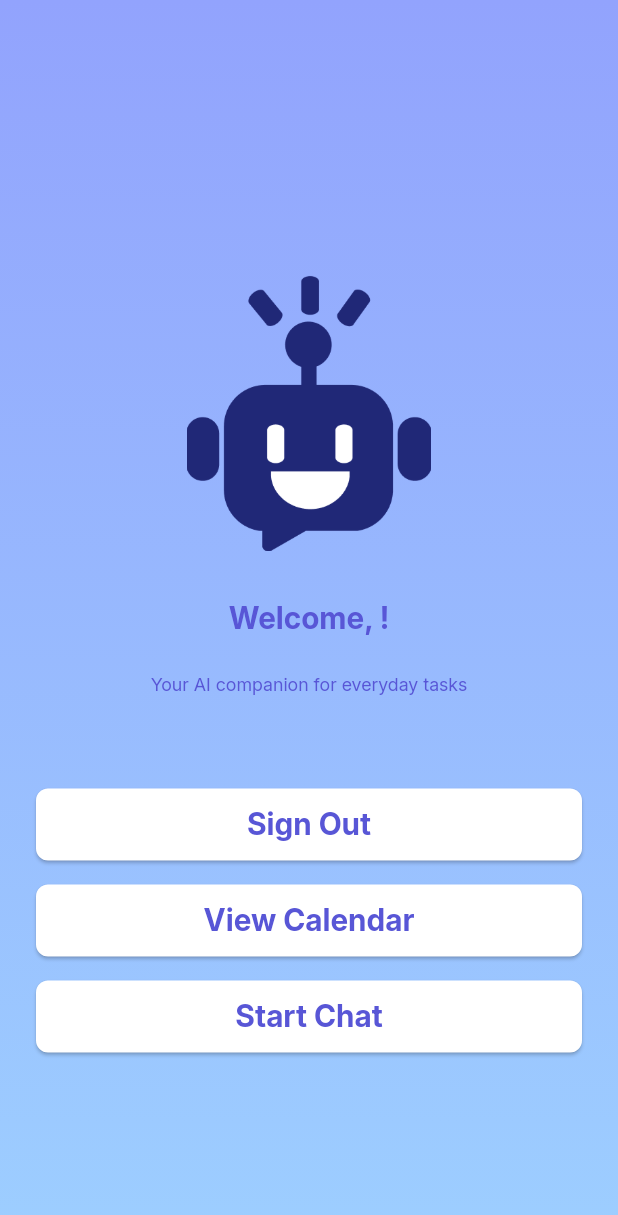
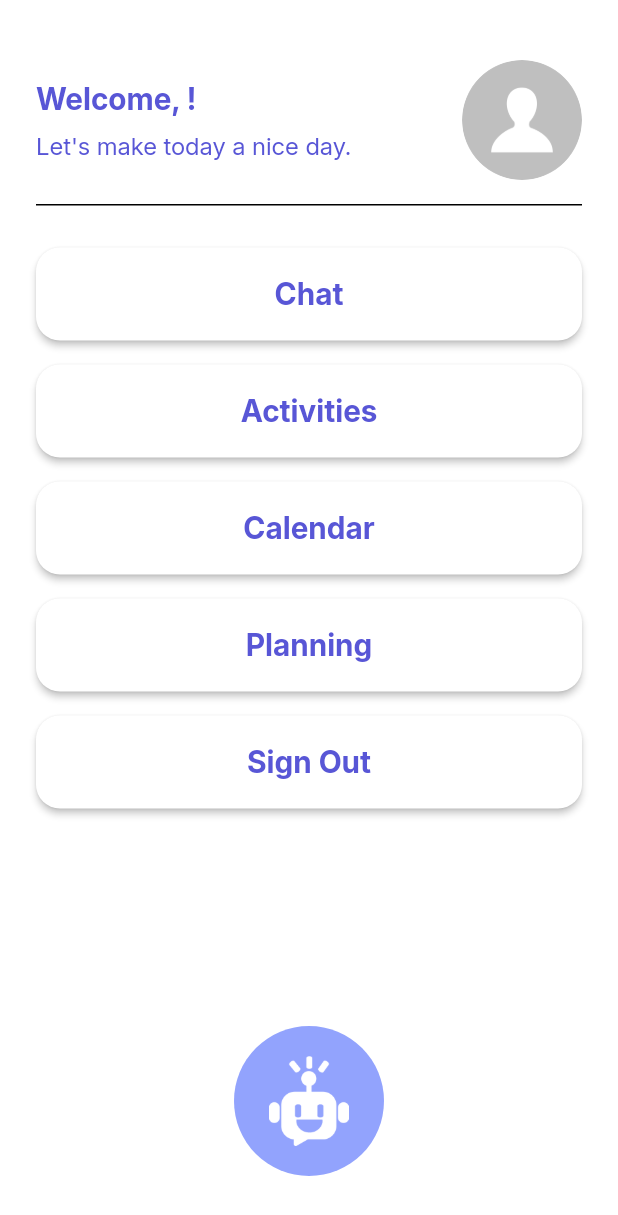
Before and after one commit to pigpig1524/personal-assistant, a Flutter app: the OnboardingScreen screen opened directly, on a phone screen of 412 x 824 dp. Shown: the top 1215 px of the screen. Run offline on Flutter 3.47's test engine with Material 3 defaults, Android fonts, the phone set to English and light mode, and no system bars; our stand-ins replace cloud_firestore, firebase_auth, firebase_core, google_sign_in, logger, shared_preferences and 2 more; accounts and stored records are empty.

Commit message:
Onboarding Foundation

```diff
--- a/lotus/lib/constants.dart
+++ b/lotus/lib/constants.dart
@@ -68,8 +68,8 @@ const onboardingheading = TextStyle(
 );
 const onboardingbody = TextStyle(
   fontFamily: 'Inter',
-  fontSize: 12,
-  fontWeight: FontWeight.w400,
+  fontSize: 16,
+  fontWeight: FontWeight.w600,
   color: Color(0xFF5856D6),
   height: 1.5,
   letterSpacing: 0,
--- a/lotus/lib/screens/onboarding.dart
+++ b/lotus/lib/screens/onboarding.dart
@@ -17,50 +17,14 @@ class OnboardingScreen extends StatefulWidget {
   State<OnboardingScreen> createState() => _OnboardingScreenState();
 }
 
-class CustomButton extends StatelessWidget {
-  const CustomButton({
-    super.key,
-    this.isTransparent = false,
-    required this.onPressed,
-    required this.child,
-  });
-
-  final bool isTransparent;
-  final VoidCallback onPressed;
-  final Widget child;
-
-  @override
-  Widget build(BuildContext context) {
-    return ElevatedButton(
-      onPressed: onPressed,
-      style: ElevatedButton.styleFrom(
-        backgroundColor: isTransparent ? Colors.transparent : white,
-        shape: RoundedRectangleBorder(
-          borderRadius: BorderRadius.circular(8),
-          side: isTransparent ? const BorderSide(color: Colors.black) : BorderSide.none,
-        ),
-        minimumSize: const Size(364, 48),
-      ),
-      child: child,
-    );
-  }
-}
-
 class _OnboardingScreenState extends State<OnboardingScreen> {
-  static const _buttonSpacing = 16.0;
-  static const _imageHeight = 184.0;
-  static const _imageWidth = 163.0;
-
   Future<void> _signOut() async {
     try {
-      // Sign out from Firebase and Google
       await FirebaseAuth.instance.signOut();
       final googleSignIn = GoogleSignIn();
       if (await googleSignIn.isSignedIn()) {
         await googleSignIn.signOut();
       }
-
-      // Clear access token from SharedPreferences
       final prefs = await SharedPreferences.getInstance();
       await prefs.remove('access_token');
 
@@ -73,16 +37,15 @@ class _OnboardingScreenState extends State<OnboardingScreen> {
     } catch (e) {
       logger.e('Error signing out: $e');
       if (mounted) {
-        ScaffoldMessenger.of(context).showSnackBar(
-          SnackBar(content: Text('Lỗi đăng xuất: $e')),
-        );
+        ScaffoldMessenger.of(
+          context,
+        ).showSnackBar(SnackBar(content: Text('Lỗi đăng xuất: $e')));
       }
     }
   }
 
   Future<void> _navigateToCalendar() async {
     try {
-      // Load access token from SharedPreferences
       final prefs = await SharedPreferences.getInstance();
       final accessToken = prefs.getString('access_token');
 
@@ -94,7 +57,6 @@ class _OnboardingScreenState extends State<OnboardingScreen> {
           ),
         );
       } else {
-        // Try to refresh token if not available
         final googleSignIn = GoogleSignIn(
           scopes: ['email', 'https://www.googleapis.com/auth/calendar.events'],
         );
@@ -121,9 +83,9 @@ class _OnboardingScreenState extends State<OnboardingScreen> {
     } catch (e) {
       logger.e('Lỗi khi truy cập Calendar: $e');
       if (mounted) {
-        ScaffoldMessenger.of(context).showSnackBar(
-          SnackBar(content: Text('Lỗi: $e')),
-        );
+        ScaffoldMessenger.of(
+          context,
+        ).showSnackBar(SnackBar(content: Text('Lỗi: $e')));
       }
     }
   }
@@ -133,60 +95,159 @@ class _OnboardingScreenState extends State<OnboardingScreen> {
     final user = FirebaseAuth.instance.currentUser;
     final displayName = user?.displayName ?? 'User';
 
+    // Define a common button style
+    final ButtonStyle commonButtonStyle = ElevatedButton.styleFrom(
+      shape: RoundedRectangleBorder(borderRadius: BorderRadius.circular(16)),
+      padding: const EdgeInsets.symmetric(vertical: 16, horizontal: 24),
+      backgroundColor: white,
+      foregroundColor: black,
+      elevation: 2,
+    );
+
     return Scaffold(
-      body: Stack(
+      backgroundColor: white,
+      body: Container(
+        padding: const EdgeInsets.symmetric(horizontal: 24, vertical: 40),
+        child: Column(
+          crossAxisAlignment: CrossAxisAlignment.start,
           children: [
-          Container(
-            decoration: const BoxDecoration(
-              gradient: auth1gradient, // Use gradient for consistency with LoginScreen
-            ),
-          ),
-          Align(
-            alignment: const FractionalOffset(0.5, 0.6),
-            child: Column(
-              mainAxisSize: MainAxisSize.min,
+            Column(
+              crossAxisAlignment: CrossAxisAlignment.start,
               children: [
-                Image.asset(
-                  'assets/images/robot2.png',
-                  height: _imageHeight,
-                  width: _imageWidth,
-                  fit: BoxFit.cover,
-                ),
-                const SizedBox(height: 30),
+                Row(
+                  mainAxisAlignment: MainAxisAlignment.spaceBetween,
+                  children: [
+                    // Column for welcome text and subtitle
+                    Column(
+                      crossAxisAlignment: CrossAxisAlignment.start,
+                      children: [
                         Text(
                           'Welcome, $displayName!',
                           style: onboardingheading,
                         ),
+                        const SizedBox(height: 4), // small spacing
+                        Text(
+                          "Let's make today a nice day.",
+                          style: onboardingheading.copyWith(
+                            fontSize: 16,
+                            fontWeight: FontWeight.normal,
+                          ),
+                        ),
+                      ],
+                    ),
+                    ClipRRect(
+                      borderRadius: BorderRadius.circular(50),
+                      child: user?.photoURL != null
+                          ? Image.network(
+                              user!.photoURL!,
+                              height: 80,
+                              width: 80,
+                              fit: BoxFit.cover,
+                            )
+                          : Image.asset(
+                              'assets/images/default_avt.png',
+                              height: 80,
+                              width: 80,
+                              fit: BoxFit.cover,
+                            ),
+                    ),
+                  ],
+                ),
+                const SizedBox(height: 16), // spacing before divider
+                const Divider(color: black, thickness: 1, height: 1),
+              ],
+            ),
             const SizedBox(height: 20),
-                const Text(
-                  'Your AI companion for everyday tasks',
-                  style: onboardingbody,
-                  textAlign: TextAlign.center,
-                ),
-                const SizedBox(height: 60),
-                CustomButton(
-                  onPressed: _signOut,
-                  child: const Text('Sign Out', style: onboardingheading),
-                ),
-                const SizedBox(height: _buttonSpacing),
-                CustomButton(
-                  onPressed: _navigateToCalendar,
-                  child: const Text('View Calendar', style: onboardingheading),
-                ),
-                const SizedBox(height: _buttonSpacing),
-                CustomButton(
+            Expanded(
+              child: ListView(
+                padding: const EdgeInsets.symmetric(vertical: 8),
+                children: [
+                  ElevatedButton(
+                    style: commonButtonStyle,
                     onPressed: () {
                       Navigator.pushReplacement(
                         context,
                         MaterialPageRoute(builder: (_) => const ChatScreen()),
                       );
                     },
-                  child: const Text('Start Chat', style: onboardingheading),
+                    child: Center(
+                      child: const Text('Chat', style: onboardingheading),
+                    ),
+                  ),
+                  const SizedBox(height: 16), // spacing between buttons
+                  ElevatedButton(
+                    style: commonButtonStyle,
+                    onPressed: () {
+                      ScaffoldMessenger.of(context).showSnackBar(
+                        const SnackBar(
+                          content: Text('Activities feature coming soon!'),
+                        ),
+                      );
+                    },
+                    child: Center(
+                      child: const Text('Activities', style: onboardingheading),
+                    ),
+                  ),
+                  const SizedBox(height: 16),
+                  ElevatedButton(
+                    style: commonButtonStyle,
+                    onPressed: _navigateToCalendar,
+                    child: Center(
+                      child: const Text('Calendar', style: onboardingheading),
+                    ),
+                  ),
+                  const SizedBox(height: 16),
+                  ElevatedButton(
+                    style: commonButtonStyle,
+                    onPressed: () {
+                      ScaffoldMessenger.of(context).showSnackBar(
+                        const SnackBar(
+                          content: Text('Planning feature coming soon!'),
+                        ),
+                      );
+                    },
+                    child: Center(
+                      child: const Text('Planning', style: onboardingheading),
+                    ),
+                  ),
+                  const SizedBox(height: 16),
+                  ElevatedButton(
+                    style: commonButtonStyle,
+                    onPressed: _signOut,
+                    child: Center(
+                      child: const Text('Sign Out', style: onboardingheading),
+                    ),
                   ),
                 ],
               ),
             ),
+
+            Center(
+              child: GestureDetector(
+                onTap: () {
+                  setState(() {});
+                },
+                child: Container(
+                  width: 100,
+                  height: 100,
+                  decoration: const BoxDecoration(
+                    shape: BoxShape.circle,
+                    color: Color(0xFF92A3FD),
+                  ),
+                  child: Center(
+                    child: Image.asset(
+                      'assets/images/robot_light.png',
+                      fit: BoxFit.scaleDown, // scales image down to fit inside container
+                      height: 60, // control max height
+                      width: 60, // control max width
+                      alignment: Alignment.center,
+                    ),
+                  ),
+                ),
+              ),
+            ),
           ],
+        ),
       ),
     );
   }
```
Also changed, not shown: lotus/pubspec.yaml (+8 -5 lines), lotus/assets/images/robot_dark.png (added), lotus/assets/images/robot_light.png (added). Lines whose indentation alone changed are shown as unchanged.
